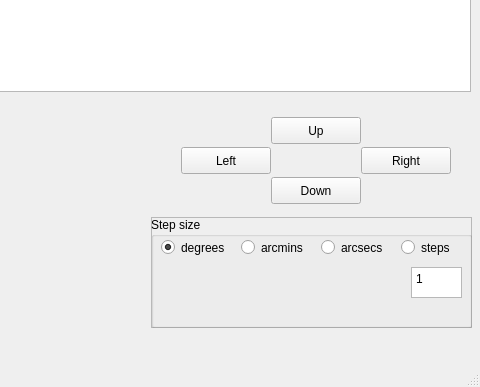
The window that gui/pointer/mainwindow.ui (spectro-pointer/pointer-mauro) describes before a commit, drawn with Qt 5; both pictures show x 259 to 739 and y 320 to 707 of the 739 by 707 pixel window.
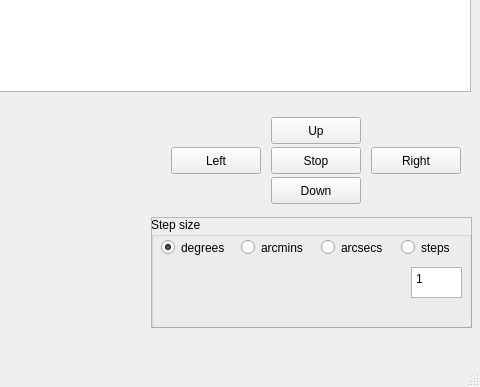
The same window after the commit.

Commit message: Stop button added.

The edit to the form file:
```diff
--- a/gui/pointer/mainwindow.ui
+++ b/gui/pointer/mainwindow.ui
@@ -43,7 +43,7 @@
    <widget class="QPushButton" name="pushButtonLeft">
     <property name="geometry">
      <rect>
-      <x>440</x>
+      <x>430</x>
       <y>450</y>
       <width>90</width>
       <height>27</height>
@@ -56,7 +56,7 @@
    <widget class="QPushButton" name="pushButtonRight">
     <property name="geometry">
      <rect>
-      <x>620</x>
+      <x>630</x>
       <y>450</y>
       <width>90</width>
       <height>27</height>
@@ -215,6 +215,19 @@
      </widget>
     </widget>
    </widget>
+   <widget class="QPushButton" name="pushButtonAbort">
+    <property name="geometry">
+     <rect>
+      <x>530</x>
+      <y>450</y>
+      <width>90</width>
+      <height>27</height>
+     </rect>
+    </property>
+    <property name="text">
+     <string>Stop</string>
+    </property>
+   </widget>
    <zorder>pushButtonUp</zorder>
    <zorder>pushButtonDown</zorder>
    <zorder>pushButtonLeft</zorder>
```
Left out of the diff: 1 changed line with no effect on the pictures. The commit also changes 3 other files.
